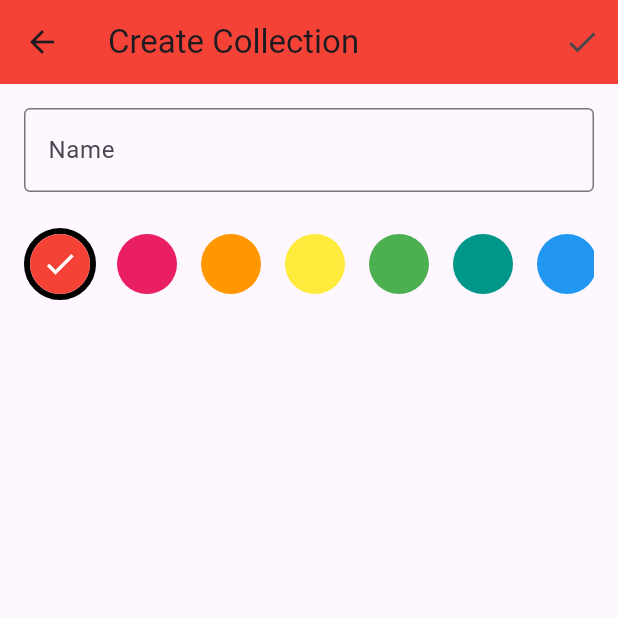
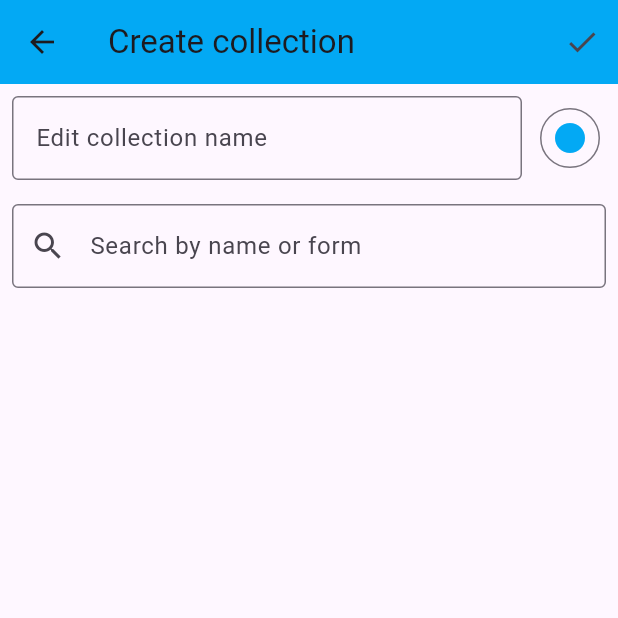
Before and after one commit to paste94/dex_collection, a Flutter app: the screen it shows after launch, after a tap on the "add" icon, on a phone screen of 412 x 824 dp, the top half of it. Run offline on Flutter 3.47's test engine with Material 3 defaults, Android fonts, the phone set to English and light mode, and no system bars; our stand-ins replace cached_network_image, flutter_riverpod, go_router, hive, hive_flutter, logger and 1 more; missing offline and left inert: flex_color_picker; accounts and stored records are empty; generated files the repository leaves out were written again.

Commit message:
Added edit collection + add collection

```diff
--- a/lib/Hive/collection/collection_repo.dart
+++ b/lib/Hive/collection/collection_repo.dart
@@ -14,7 +14,7 @@ class CollectionRepo {
     return _collections;
   }
 
-  List<Collection> addCollection(Collection collection) {
+  List<Collection> putCollection(Collection collection) {
     _box.put(collection.id, collection);
     logger.i(
       '[collection_repo.dart - addCollection] Added, returning ${_box.values.toList()}',
--- a/lib/Hive/collection/model/collection.dart
+++ b/lib/Hive/collection/model/collection.dart
@@ -18,8 +18,18 @@ class Collection extends HiveObject {
   @HiveField(3)
   List<PokemonCollection>? pokemons;
 
-  Collection({required this.name, this.color = 0xff03a9f4, this.pokemons})
-    : id = Uuid().v4();
+  Collection({
+    required this.name,
+    this.color = 0xff03a9f4,
+    this.pokemons = const [],
+  }) : id = Uuid().v4();
+
+  Collection._({
+    required this.id,
+    required this.name,
+    this.color = 0xff03a9f4,
+    this.pokemons = const [],
+  });
 
   @override
   String toString() => 'Collection - name: $name';
@@ -29,7 +39,8 @@ class Collection extends HiveObject {
     int? color,
     List<PokemonCollection>? pokemons,
   }) {
-    return Collection(
+    return Collection._(
+      id: id,
       name: name ?? this.name,
       color: color ?? this.color,
       pokemons: pokemons ?? this.pokemons,
--- a/lib/Hive/collection/provider/collection_provider.dart
+++ b/lib/Hive/collection/provider/collection_provider.dart
@@ -3,6 +3,7 @@ import 'package:dex_collection/Hive/pokemon/model/pokemon.dart';
 import 'package:dex_collection/Hive/pokemon_collection/model/pokemon_collection.dart';
 import 'package:dex_collection/main.dart';
 import 'package:dex_collection/Hive/collection/model/collection.dart';
+import 'package:flutter/widgets.dart';
 import 'package:riverpod_annotation/riverpod_annotation.dart';
 
 part 'collection_provider.g.dart';
@@ -23,7 +24,7 @@ class CollectionState extends _$CollectionState {
 
   void addCollection(Collection collection) {
     logger.i('[collection_provider.dart - addCollection] Adding ${collection}');
-    state = repo.addCollection(collection);
+    state = repo.putCollection(collection);
   }
 
   void removeCollection(String id) {
@@ -33,6 +34,25 @@ class CollectionState extends _$CollectionState {
   void clearCollection() async {
     await repo.clearCollection();
     state = repo.getCollections();
+  }
+
+  Future<void> addOrUpdateCollection(Collection collection) async {
+    logger.i(
+      '[collection_provider.dart - addOrUpdateCollection] Adding or updating collection with id: ${collection.id}',
+    );
+
+    // final existingCollection = state.firstWhere(
+    //   (element) => element.id == collectionId,
+    //   orElse: () => Collection(name: '', color: 0),
+    // );
+
+    // final updatedCollection = Collection(
+    //   name: name.isNotEmpty ? name : existingCollection.name,
+    //   color: color.toARGB32(),
+    //   pokemons: existingCollection.pokemons,
+    // );
+
+    state = repo.putCollection(collection);
   }
 
   Future<void> addPokemonListToCollection(
@@ -49,4 +69,14 @@ class CollectionState extends _$CollectionState {
     );
     fetchCollection();
   }
+
+  Future<void> updateName(String collectionId, String newName) async {
+    await repo.updateCollection(id: collectionId, name: newName);
+    fetchCollection();
+  }
+
+  Future<void> updateColor(String collectionId, Color color) async {
+    await repo.updateCollection(id: collectionId, color: color.toARGB32());
+    fetchCollection();
+  }
 }
--- /dev/null
+++ b/lib/features/collection/edit_collection/edit_collection_screen.dart
@@ -0,0 +1,187 @@
+import 'package:dex_collection/Hive/collection/model/collection.dart';
+import 'package:dex_collection/Hive/collection/provider/collection_provider.dart';
+import 'package:dex_collection/Hive/pokemon/model/pokemon.dart';
+import 'package:dex_collection/Hive/pokemon/provider/db_pokemon_provider.dart';
+import 'package:dex_collection/Hive/pokemon_collection/model/pokemon_collection.dart';
+import 'package:dex_collection/features/collection/details/provider/index_provider.dart';
+import 'package:dex_collection/features/collection/edit_collection/provider/UIModel/ui_search_model.dart';
+import 'package:dex_collection/features/collection/edit_collection/widgets/btn_color_picker.dart';
+import 'package:dex_collection/features/collection/edit_collection/widgets/lst_pokemon_to_add.dart';
+import 'package:dex_collection/features/collection/edit_collection/widgets/txt_collection_name.dart';
+import 'package:dex_collection/features/collection/edit_collection/widgets/txt_search_bar.dart';
+import 'package:dex_collection/features/error_screen/error_screen.dart';
+import 'package:flutter/material.dart';
+import 'package:flutter_riverpod/flutter_riverpod.dart';
+import 'package:go_router/go_router.dart';
+
+class EditCollectionScreen extends ConsumerStatefulWidget {
+  const EditCollectionScreen({super.key});
+
+  @override
+  ConsumerState<ConsumerStatefulWidget> createState() =>
+      _EditCollectionScreenState();
+}
+
+class _EditCollectionScreenState extends ConsumerState<EditCollectionScreen> {
+  final _textController = TextEditingController();
+  final _collectionNameController = TextEditingController();
+  late List<UISearchModel<Pokemon>> pokemonList;
+  late Color selectedColor;
+  late Collection collection;
+  late int? index;
+
+  @override
+  void initState() {
+    index = ref.read(indexProvider);
+    final initialList = ref.read(dbPokemonProvider);
+
+    setState(() {
+      collection =
+          index == null
+              ? Collection(name: '')
+              : ref.read(collectionStateProvider)[index!];
+      selectedColor = Color(collection.color);
+      final inCollectionIds =
+          collection.pokemons?.map((e) => e.id).toList() ?? [];
+      pokemonList =
+          initialList
+              .map(
+                (e) => UISearchModel<Pokemon>(
+                  item: e,
+                  isSelected: inCollectionIds.contains(e.id),
+                  isVisible: true,
+                ),
+              )
+              .toList();
+    });
+    _collectionNameController.text = collection.name ?? '';
+
+    super.initState();
+  }
+
+  onDispose() {
+    _textController.dispose();
+    _collectionNameController.dispose();
+    super.dispose();
+  }
+
+  @override
+  Widget build(BuildContext context) {
+    final visibleItems =
+        pokemonList.where((pokemon) => pokemon.isVisible).toList();
+    // final Collection collection = ref.watch(collectionStateProvider)[index];
+
+    void toggle(UISearchModel<Pokemon> pokemon) => setState(() {
+      pokemonList.where((item) => item.item.id == pokemon.item.id).forEach((
+        item,
+      ) {
+        item.isSelected = !item.isSelected;
+      });
+    });
+
+    void addPokemonListToCollection() {
+      ref
+          .read(collectionStateProvider.notifier)
+          .addOrUpdateCollection(
+            collection.copyWith(
+              name: _collectionNameController.text,
+              color: selectedColor.toARGB32(),
+              pokemons:
+                  pokemonList
+                      .where((item) => item.isSelected)
+                      .map((e) => PokemonCollection(id: e.item.id))
+                      .toList(),
+            ),
+            // Collection(
+            //   name: _collectionNameController.text,
+            //   color: selectedColor.toARGB32(),
+            //   pokemons:
+            //       pokemonList
+            //           .where((item) => item.isSelected)
+            //           .map((e) => PokemonCollection(id: e.item.id))
+            //           .toList(),
+            // ),
+          );
+      // ref
+      //     .read(collectionStateProvider.notifier)
+      //     .addPokemonListToCollection(
+      //       collection.id,
+      //       pokemonList
+      //           .where((item) => item.isSelected)
+      //           .map((e) => e.item)
+      //           .toList(),
+      //     );
+      // if (collection.name != _collectionNameController.text) {
+      //   ref
+      //       .read(collectionStateProvider.notifier)
+      //       .updateName(collection.id, _collectionNameController.text);
+      // }
+      // if (collection.color != selectedColor.toARGB32()) {
+      //   ref
+      //       .read(collectionStateProvider.notifier)
+      //       .updateColor(collection.id, selectedColor);
+      // }
+      if (mounted) {
+        context.pop();
+      }
+    }
+
+    _textController.addListener(() {
+      setState(() {
+        pokemonList =
+            pokemonList.map((element) {
+              final matches = element.item.name.toLowerCase().contains(
+                _textController.text.toLowerCase(),
+              );
+              return element.copyWith(isVisible: matches);
+            }).toList();
+      });
+    });
+
+    return Scaffold(
+      appBar: AppBar(
+        title: Text(index == null ? 'Create collection' : 'Edit collection'),
+        backgroundColor: selectedColor,
+        actions: [
+          IconButton(
+            onPressed: addPokemonListToCollection,
+            icon: Icon(Icons.check),
+          ),
+        ],
+      ),
+      body: Column(
+        children: [
+          Row(
+            children: [
+              Expanded(
+                child: Padding(
+                  padding: const EdgeInsets.all(8.0),
+                  child: TxtCollectionName(
+                    controller: _collectionNameController,
+                  ),
+                ),
+              ),
+              Padding(
+                padding: const EdgeInsets.only(right: 8.0),
+                child: BtnColorPicker(
+                  selectedColor: selectedColor,
+                  selectedColorCallback:
+                      (newColor) => setState(() {
+                        selectedColor = newColor;
+                      }),
+                ),
+              ),
+            ],
+          ),
+          Padding(
+            padding: const EdgeInsets.all(8.0),
+            child: TxtSearchBar(controller: _textController),
+          ),
+          Expanded(
+            child: LstPokemonToAdd(visibleItems: visibleItems, toggle: toggle),
+          ),
+        ],
+      ),
+    );
+  }
+}
--- a/lib/features/collection/search/provider/UIModel/ui_search_model.dart
+++ b/lib/features/collection/edit_collection/provider/UIModel/ui_search_model.dart
@@ -1,7 +1,7 @@
 class UISearchModel<T> {
   final T item;
-  final bool isSelected;
-  final bool isVisible;
+  bool isSelected;
+  bool isVisible;
 
   UISearchModel({
     required this.item,
--- a/lib/features/collection/search/provider/search_provider.dart
+++ b/lib/features/collection/edit_collection/provider/search_provider.dart
@@ -1,5 +1,5 @@
 import 'package:dex_collection/Hive/pokemon/provider/db_pokemon_provider.dart';
-import 'package:dex_collection/features/collection/search/provider/UIModel/ui_search_model.dart';
+import 'package:dex_collection/features/collection/edit_collection/provider/UIModel/ui_search_model.dart';
 import 'package:dex_collection/Hive/pokemon/model/pokemon.dart';
 import 'package:riverpod_annotation/riverpod_annotation.dart';
 
@@ -62,10 +62,10 @@ class FilteredPokemonList extends _$FilteredPokemonList {
     // state = filtered;
   }
 
-  void toggleSelection(UISearchModel<Pokemon> item) {
+  void toggleSelection(int id) {
     state =
         state.map((uiModel) {
-          if (uiModel.item.id == item.item.id) {
+          if (uiModel.item.id == id) {
             return uiModel.copyWith(isSelected: !uiModel.isSelected);
           }
           return uiModel;
--- /dev/null
+++ b/lib/features/collection/edit_collection/widgets/btn_color_picker.dart
@@ -0,0 +1,42 @@
+import 'package:flex_color_picker/flex_color_picker.dart';
+import 'package:flutter/material.dart';
+import 'package:flutter_riverpod/flutter_riverpod.dart';
+
+class BtnColorPicker extends ConsumerWidget {
+  final Color selectedColor;
+  final Function(Color) selectedColorCallback;
+
+  const BtnColorPicker({
+    super.key,
+    required this.selectedColor,
+    required this.selectedColorCallback,
+  });
+
+  @override
+  Widget build(BuildContext context, WidgetRef ref) {
+    // Function to open the color picker dialog
+    Future<void> openColorPicker() async {
+      await ColorPicker(
+        color: selectedColor,
+        onColorChanged: selectedColorCallback,
+        width: 40,
+        height: 40,
+        borderRadius: 20,
+        spacing: 10,
+        runSpacing: 10,
+        heading: const Text('Pick a color'),
+        subheading: const Text('Select a color for your widget'),
+        wheelDiameter: 200,
+        wheelWidth: 20,
+      ).showPickerDialog(
+        context,
+        backgroundColor: Theme.of(context).canvasColor,
+      );
+    }
+
+    return IconButton.outlined(
+      icon: Icon(Icons.circle_sharp, color: selectedColor),
+      onPressed: openColorPicker,
+    );
+  }
+}
--- /dev/null
+++ b/lib/features/collection/edit_collection/widgets/lst_pokemon_to_add.dart
@@ -0,0 +1,51 @@
+import 'package:cached_network_image/cached_network_image.dart';
+import 'package:dex_collection/Hive/pokemon/model/pokemon.dart';
+import 'package:dex_collection/features/collection/edit_collection/provider/UIModel/ui_search_model.dart';
+import 'package:flutter/material.dart';
+import 'package:flutter_riverpod/flutter_riverpod.dart';
+
+class LstPokemonToAdd extends ConsumerWidget {
+  final List<UISearchModel<Pokemon>> visibleItems;
+  final Function(UISearchModel<Pokemon>) toggle;
+  const LstPokemonToAdd({
+    super.key,
+    required this.visibleItems,
+    required this.toggle,
+  });
+
+  String formatName(String name) {
+    return name
+        .replaceAll('-', ' ')
+        .replaceAll('alola', 'Alola')
+        .replaceAll('galar', 'Galar')
+        .replaceAll('hisui', 'Hisui')
+        .replaceAll('paldea', 'Paldea')
+        .replaceAllMapped(
+          RegExp(r'(^\w|\s\w)'),
+          (match) => match.group(0)!.toUpperCase(),
+        );
+  }
+
+  @override
+  Widget build(BuildContext context, WidgetRef ref) {
+    return ListView.builder(
+      itemCount: visibleItems.length,
+      itemBuilder: (context, index) {
+        final pokemon = visibleItems[index];
+        return ListTile(
+          leading: CachedNetworkImage(
+            imageUrl: pokemon.item.img,
+            placeholder: (context, url) => CircularProgressIndicator(),
+            errorWidget: (context, url, error) => Icon(Icons.error),
+          ),
+          title: Text(formatName(pokemon.item.name)),
+          trailing:
+              pokemon.isSelected
+                  ? Icon(Icons.check_circle, color: Colors.green)
+                  : Icon(Icons.circle_outlined),
+          onTap: () => toggle(pokemon),
+        );
+      },
+    );
+  }
+}
--- /dev/null
+++ b/lib/features/collection/edit_collection/widgets/txt_collection_name.dart
@@ -0,0 +1,20 @@
+import 'package:dex_collection/l10n/generated/app_localizations.dart';
+import 'package:flutter/material.dart';
+import 'package:flutter_riverpod/flutter_riverpod.dart';
+
+class TxtCollectionName extends ConsumerWidget {
+  final TextEditingController controller;
+
+  const TxtCollectionName({super.key, required this.controller});
+
+  @override
+  Widget build(BuildContext context, WidgetRef ref) {
+    return TextField(
+      controller: controller,
+      decoration: InputDecoration(
+        labelText: AppLocalizations.of(context)!.edit_collection_name_hint,
+        border: OutlineInputBorder(),
+      ),
+    );
+  }
+}
--- /dev/null
+++ b/lib/features/collection/edit_collection/widgets/txt_search_bar.dart
@@ -0,0 +1,30 @@
+import 'package:dex_collection/l10n/generated/app_localizations.dart';
+import 'package:flutter/material.dart';
+import 'package:flutter_riverpod/flutter_riverpod.dart';
+
+class TxtSearchBar extends ConsumerWidget {
+  final TextEditingController controller;
+
+  const TxtSearchBar({super.key, required this.controller});
+
+  @override
+  Widget build(BuildContext context, WidgetRef ref) {
+    return TextField(
+      controller: controller,
+      decoration: InputDecoration(
+        labelText: AppLocalizations.of(context)!.pokemon_search_hint,
+        prefixIcon: Icon(Icons.search),
+        border: OutlineInputBorder(),
+        suffixIcon:
+            controller.text.isNotEmpty
+                ? IconButton(
+                  icon: Icon(Icons.clear),
+                  onPressed: () {
+                    controller.clear();
+                  },
+                )
+                : null,
+      ),
+    );
+  }
+}
--- a/lib/features/collection/list/collection_list_screen.dart
+++ b/lib/features/collection/list/collection_list_screen.dart
@@ -54,7 +54,7 @@ class CollectionListScreen extends ConsumerWidget {
       floatingActionButton: FloatingActionButton(
         onPressed: () {
           // Naviga alla schermata di ricerca
-          context.push('/create_collection');
+          context.push('/create-collection');
           // context.push('/search');
         },
         tooltip: 'Add new collection',
--- a/lib/l10n/app_en.arb
+++ b/lib/l10n/app_en.arb
@@ -23,5 +23,11 @@
     "description": "Search hint for Pokémon",
     "type": "text",
     "placeholders": {}
+  },
+  "edit_collection_name_hint": "Edit collection name",
+  "@edit_collection_name_hint": {
+    "description": "Edit collection name hint",
+    "type": "text",
+    "placeholders": {}
   }
 }
--- a/lib/l10n/app_it.arb
+++ b/lib/l10n/app_it.arb
@@ -1,5 +1,6 @@
 {
   "@@locale": "it",
   "createCollectionTitle": "Crea Collezione",
-  "pokemon_search_hint": "Cerca per nome o forma"
+  "pokemon_search_hint": "Cerca per nome o forma",
+  "edit_collection_name_hint": "Modifica nome collezione"
 }
--- a/lib/router/app_router.dart
+++ b/lib/router/app_router.dart
@@ -1,7 +1,7 @@
 import 'package:dex_collection/features/collection/details/colleciton_details_screen.dart';
 import 'package:dex_collection/features/collection/create/create_collection_screen.dart';
 import 'package:dex_collection/features/collection/list/collection_list_screen.dart';
-import 'package:dex_collection/features/collection/search/search_screen.dart';
+import 'package:dex_collection/features/collection/edit_collection/edit_collection_screen.dart';
 import 'package:dex_collection/features/settings/settings_view.dart';
 import 'package:dex_collection/utility/router_observer.dart';
 import 'package:flutter_riverpod/flutter_riverpod.dart';
@@ -20,8 +20,8 @@ final routerProvider = Provider<GoRouter>((ref) {
       ),
 
       GoRoute(
-        path: '/create_collection',
-        builder: (context, state) => CreateCollectionScreen(),
+        path: '/create-collection',
+        builder: (context, state) => EditCollectionScreen(),
       ),
       GoRoute(
         path: '/collection',
@@ -36,14 +36,14 @@ final routerProvider = Provider<GoRouter>((ref) {
         },
         routes: [
           GoRoute(
-            path: 'search',
+            path: 'edit',
             builder: (context, state) {
               // final index =
               //     state.pathParameters['index'] != null
               //         ? int.tryParse(state.pathParameters['index']!)
               //         : null;
               // return SearchScreen(index: index);
-              return SearchScreen();
+              return EditCollectionScreen();
             },
           ),
         ],
--- a/pubspec.yaml
+++ b/pubspec.yaml
@@ -50,6 +50,8 @@ dependencies:
   flutter_colorpicker: ^1.1.0
   uuid: ^4.5.1
   cached_network_image: ^3.4.1
+  flex_color_picker: ^3.7.1
+
 
 dev_dependencies:
   flutter_test:
```
Also changed, not shown: lib/features/collection/details/colleciton_details_screen.dart (+18 -5 lines), lib/features/collection/search/search_screen.dart (deleted, +0 -135 lines), lib/features/error_screen/error_screen.dart (added, +21 -0 lines), lib/features/collection/edit_collection/provider/search_provider.g.dart (renamed from lib/features/collection/search/provider/search_provider.g.dart), lib/l10n/generated/app_localizations.dart, lib/l10n/generated/app_localizations_en.dart, lib/l10n/generated/app_localizations_it.dart, pubspec.lock, 4 other files.
